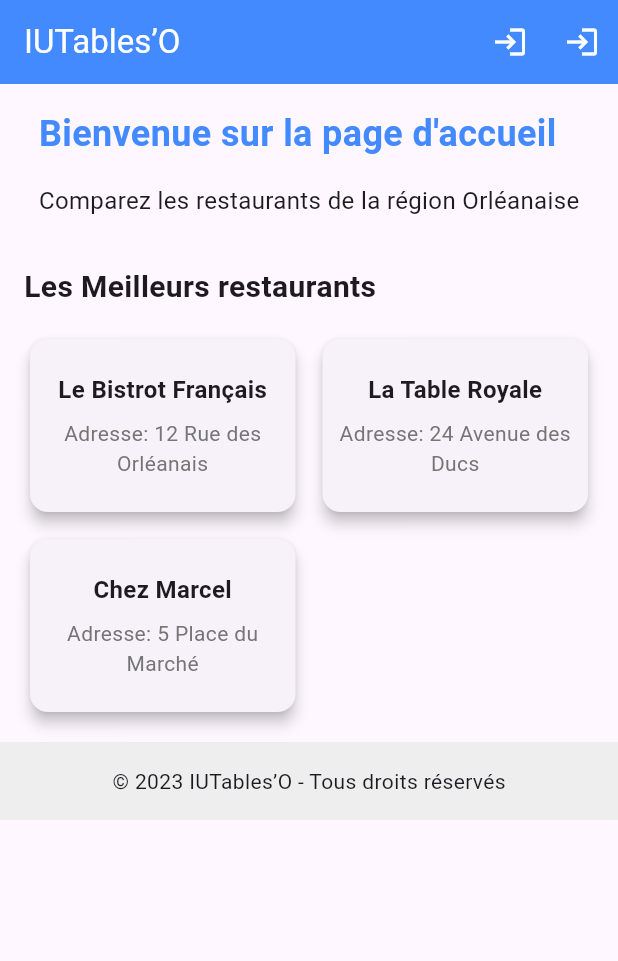
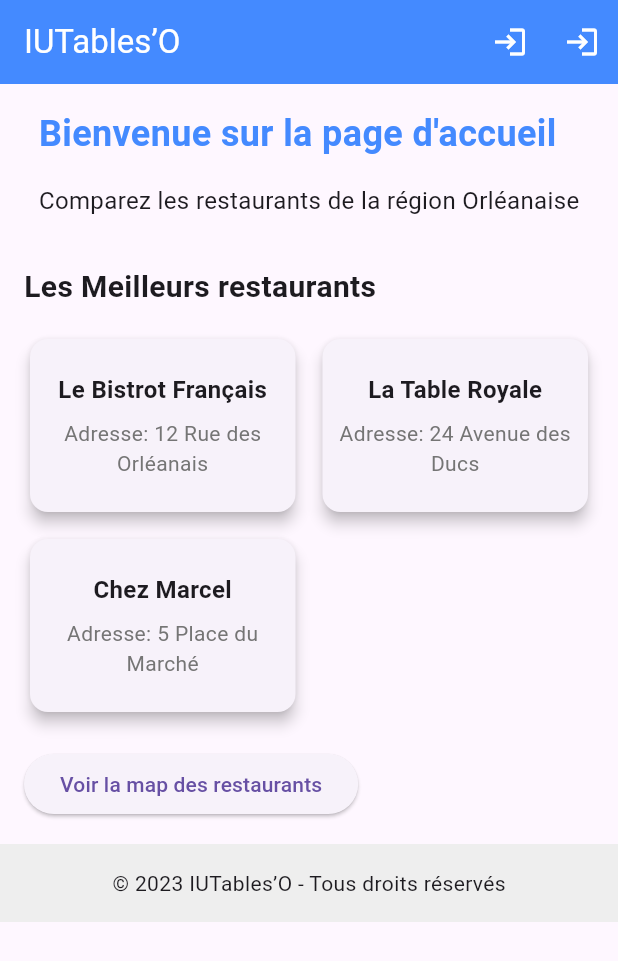
Before and after one commit to JeanMarcJorite/iuto_mobile, a Flutter app: the screen it shows after launch, on a phone screen of 412 x 824 dp. Shown: the top 961 px of the screen. Run offline on Flutter 3.47's test engine with Material 3 defaults, Android fonts, the phone set to English and light mode, and no system bars; our stand-ins replace flutter_map, go_router, latlong2, supabase_flutter; accounts and stored records are empty.

Commit message:
ajout map

```diff
--- a/lib/main.dart
+++ b/lib/main.dart
@@ -7,6 +7,7 @@ import 'pages/home_page.dart';
 import 'pages/restaurants_page.dart';
 import 'pages/sign_up_page.dart';
 import 'pages/login_page.dart';
+import 'pages/map_page.dart';
 
 void main() async {
   WidgetsFlutterBinding.ensureInitialized();
@@ -36,6 +37,8 @@ class MyApp extends StatelessWidget {
         '/restos': (context) => const RestaurantsPage(),
         '/login': (context) =>  LoginPage(onTap: () {  },),
         '/register': (context) =>  SignUpPage(onTap: () {  },),
+        '/register': (context) => SignUpPage(onTap: () {}),
+        '/map': (context) => const MapPage(),
       },
       theme: ThemeData(
         primarySwatch: Colors.blue,
--- a/lib/pages/home_page.dart
+++ b/lib/pages/home_page.dart
@@ -117,6 +117,13 @@ class HomePage extends StatelessWidget {
                       );
                     },
                   ),
+                  const SizedBox(height: 20),
+                  ElevatedButton(
+                    onPressed: () {
+                      Navigator.pushNamed(context, '/map');
+                    },
+                    child: const Text('Voir la map des restaurants'),
+                  ),
                 ],
               ),
             ),
--- a/pubspec.yaml
+++ b/pubspec.yaml
@@ -12,7 +12,7 @@ dependencies:
   http: ^1.1.0
   flutter_secure_storage: ^9.0.0
   provider: ^6.0.0
-  flutter_map: ^6.0.0
+  flutter_map: ^6.2.1
   latlong2: ^0.9.0
   cupertino_icons: ^1.0.8
   supabase_flutter: ^1.0.0
```
Also changed, not shown: lib/pages/map_page.dart (added, +52 -0 lines).
